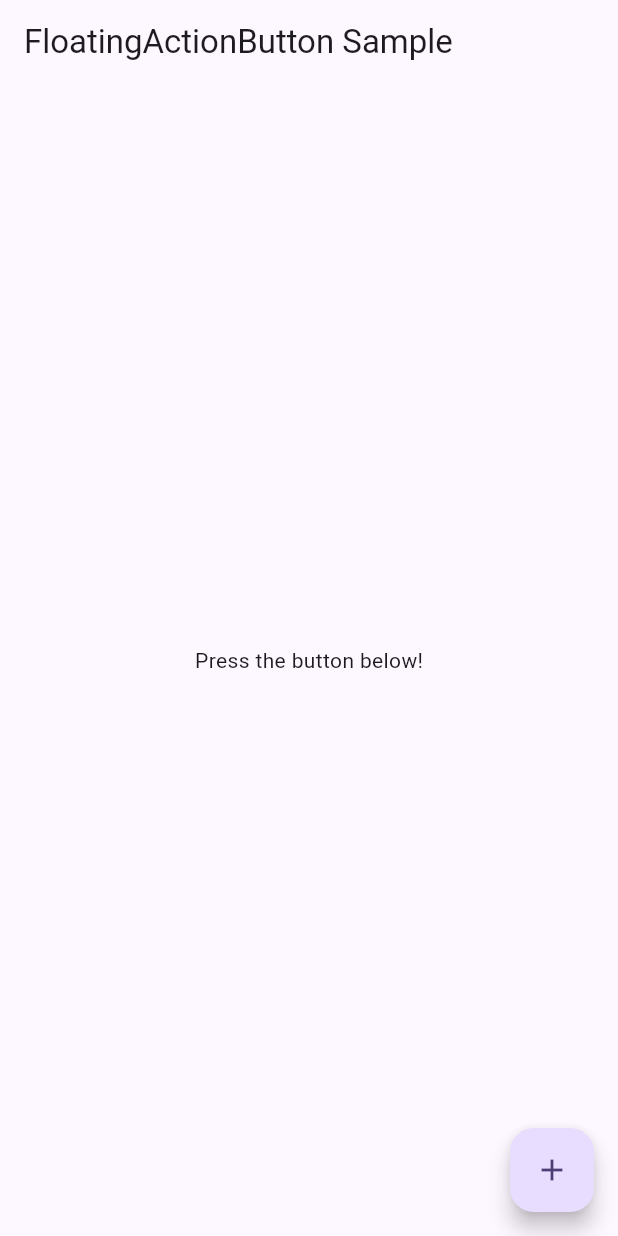
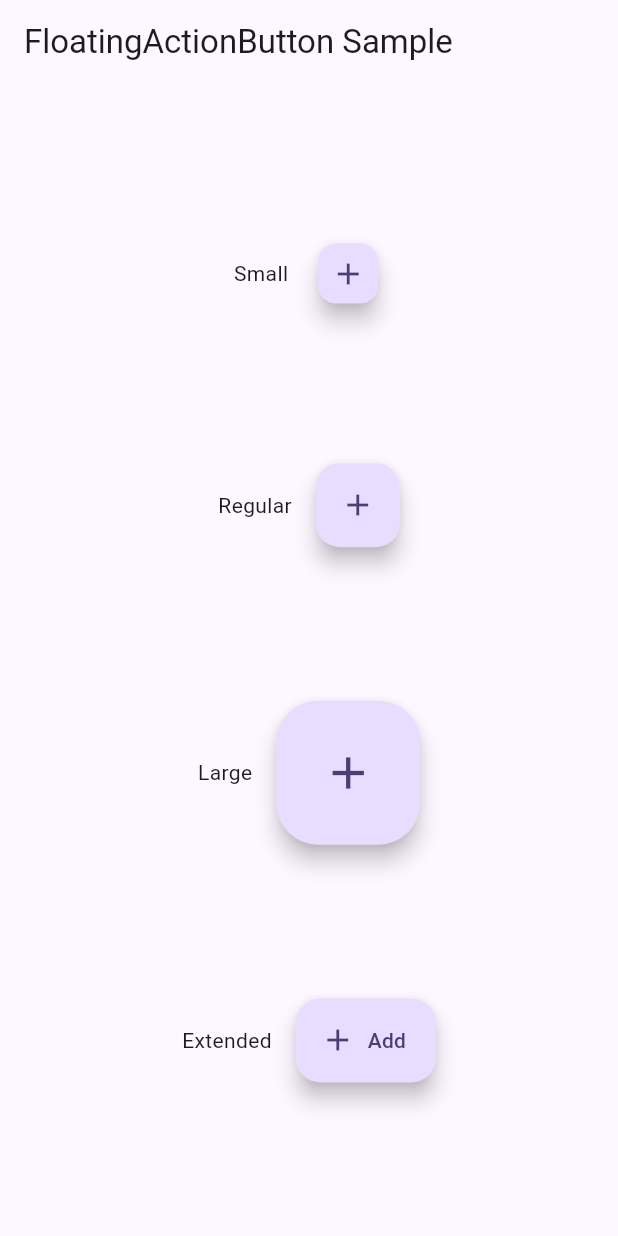
Before and after one commit to lisper-inmove/flutter-examples, a Flutter app: the screen it shows after launch, on a phone screen of 412 x 824 dp. Run offline on Flutter 3.47's test engine with Material 2 defaults, Android fonts, the phone set to English and light mode, and no system bars.

Commit message:
Small Regular Large Extended FAB

```diff
--- a/lib/main.dart
+++ b/lib/main.dart
@@ -8,7 +8,10 @@ class MyApp extends StatelessWidget {
   @override
   Widget build(BuildContext context) {
     return MaterialApp(
-      theme: ThemeData(colorSchemeSeed: const Color(0xff6750a4), useMaterial3: true),
+      theme: ThemeData(
+        colorSchemeSeed: const Color(0xff6750a4),
+        useMaterial3: true,
+      ),
       home: const FabExample(),
     );
   }
@@ -23,15 +26,77 @@ class FabExample extends StatelessWidget {
       appBar: AppBar(
         title: const Text('FloatingActionButton Sample'),
       ),
-      body: const Center(child: Text('Press the button below!')),
-      // An example of the floating action button.
-      //
-      // https://m3.material.io/components/floating-action-button/specs
-      floatingActionButton: FloatingActionButton(
-        onPressed: () {
-          // Add your onPressed code here!
-        },
-        child: const Icon(Icons.add),
+      body: Center(
+        child: Column(
+          mainAxisAlignment: MainAxisAlignment.spaceEvenly,
+          children: <Widget>[
+            Row(
+              mainAxisAlignment: MainAxisAlignment.center,
+              children: <Widget>[
+                const Text('Small'),
+                const SizedBox(width: 16),
+                // An example of the small floating action button.
+                //
+                // https://m3.material.io/components/floating-action-button/specs#669a1be8-7271-48cb-a74d-dd502d73bda4
+                FloatingActionButton.small(
+                  onPressed: () {
+                    // Add your onPressed code here!
+                  },
+                  child: const Icon(Icons.add),
+                ),
+              ],
+            ),
+            Row(
+              mainAxisAlignment: MainAxisAlignment.center,
+              children: <Widget>[
+                const Text('Regular'),
+                const SizedBox(width: 16),
+                // An example of the regular floating action button.
+                //
+                // https://m3.material.io/components/floating-action-button/specs#71504201-7bd1-423d-8bb7-07e0291743e5
+                FloatingActionButton(
+                  onPressed: () {
+                    // Add your onPressed code here!
+                  },
+                  child: const Icon(Icons.add),
+                ),
+              ],
+            ),
+            Row(
+              mainAxisAlignment: MainAxisAlignment.center,
+              children: <Widget>[
+                const Text('Large'),
+                const SizedBox(width: 16),
+                // An example of the large floating action button.
+                //
+                // https://m3.material.io/components/floating-action-button/specs#9d7d3d6a-bab7-47cb-be32-5596fbd660fe
+                FloatingActionButton.large(
+                  onPressed: () {
+                    // Add your onPressed code here!
+                  },
+                  child: const Icon(Icons.add),
+                ),
+              ],
+            ),
+            Row(
+              mainAxisAlignment: MainAxisAlignment.center,
+              children: <Widget>[
+                const Text('Extended'),
+                const SizedBox(width: 16),
+                // An example of the extended floating action button.
+                //
+                // https://m3.material.io/components/extended-fab/specs#686cb8af-87c9-48e8-a3e1-db9da6f6c69b
+                FloatingActionButton.extended(
+                  onPressed: () {
+                    // Add your onPressed code here!
+                  },
+                  label: const Text('Add'),
+                  icon: const Icon(Icons.add),
+                ),
+              ],
+            ),
+          ],
+        ),
       ),
     );
   }
```
